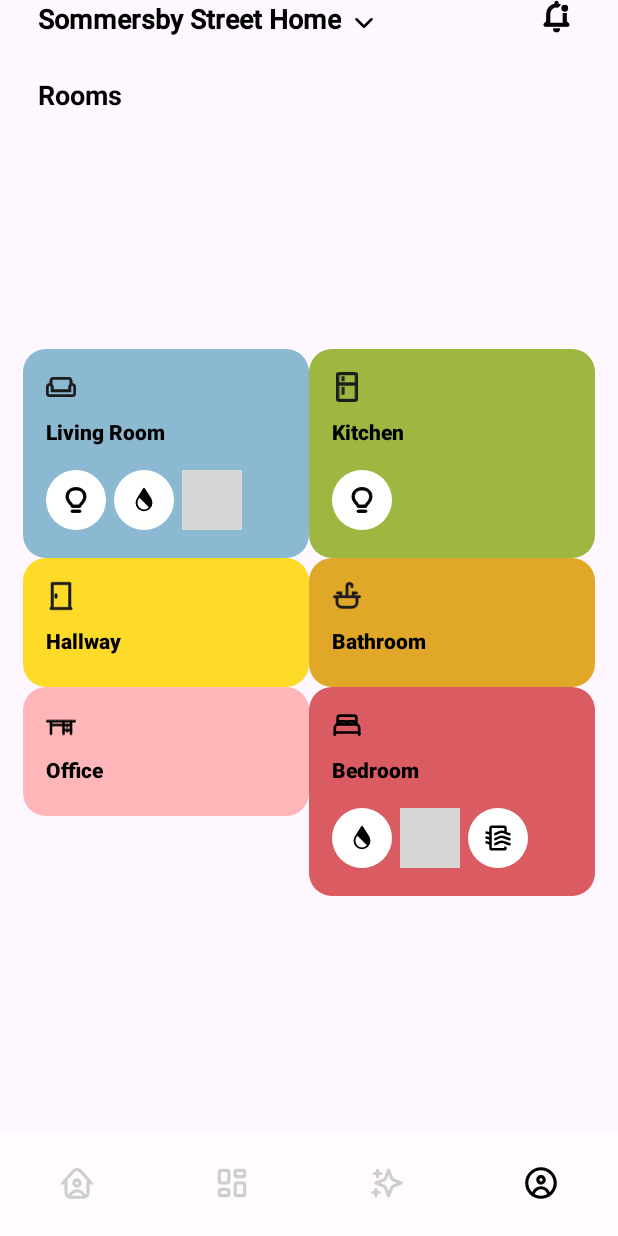
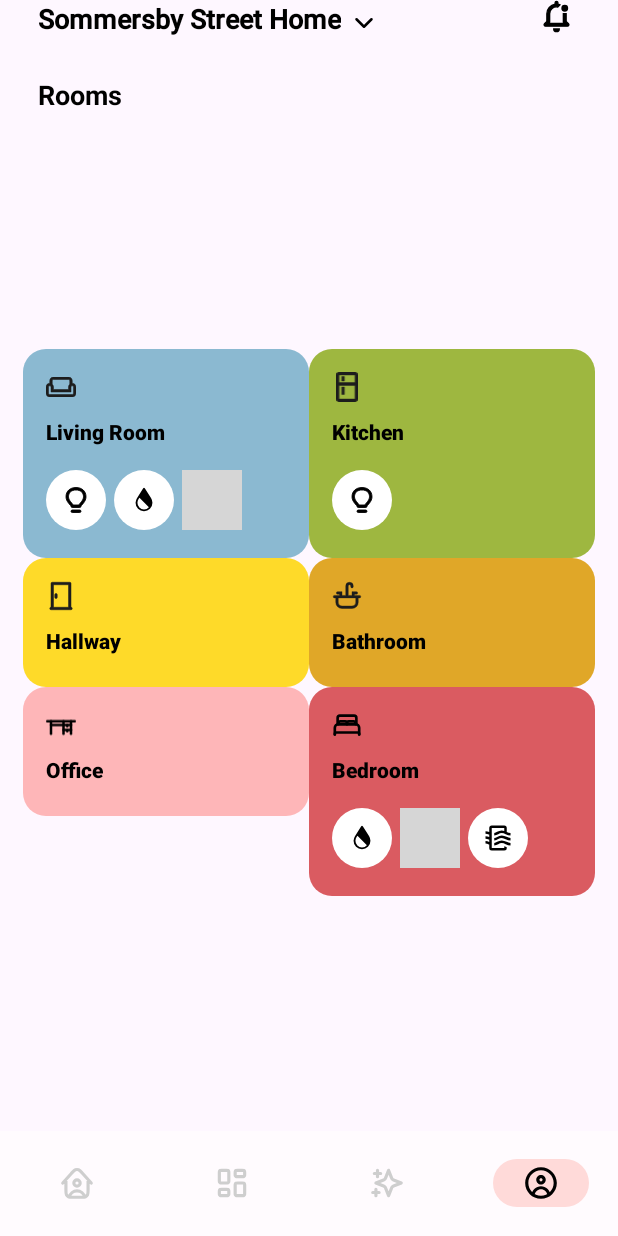
Before and after one commit to villettante/homely, an Android app: the screen it shows after launch (MainActivity), on a phone screen of 412 x 824 dp. Run offline under Robolectric (Android 15) with nearby library versions, the phone set to English and light mode, and no system bars; 2 statements that could not run were skipped; grey boxes are pictures that could not be loaded.

Commit message:
added custom slider theme

```diff
--- a/app/src/main/res/values/themes.xml
+++ b/app/src/main/res/values/themes.xml
@@ -1,13 +1,14 @@
 <resources xmlns:tools="http://schemas.android.com/tools">
-    <!-- Base application theme. -->
     <style name="Base.Theme.Homely" parent="Theme.Material3.DayNight.NoActionBar">
         <!-- Customize your light theme here. -->
         <item name="android:textColorPrimary">@color/black</item>
-        <item name="colorPrimary">#fffbfe</item>
+        <item name="colorPrimary">@color/background</item>
     </style>
 
     <style name="BottomNavigationTheme" parent="">
-        <item name="colorSecondaryContainer">@android:color/transparent</item>
+        <item name="colorSecondaryContainer">@color/container_selected</item>
+        <item name="colorSecondary">@color/background</item>
+        <item name="fontFamily">@font/productsans_medium</item>
     </style>
 
     <style name="TextInputLayoutTheme" parent="@style/Widget.Material3.TextInputLayout.OutlinedBox.ExposedDropdownMenu">
@@ -15,5 +16,9 @@
         <item name="boxStrokeColor">@android:color/transparent</item>
     </style>
 
+    <style name="SliderTheme" parent="@style/Widget.Material3.Slider">
+        <item name="colorPrimary">@color/black</item>
+    </style>
+
     <style name="Theme.Homely" parent="Base.Theme.Homely" />
 </resources>
```
